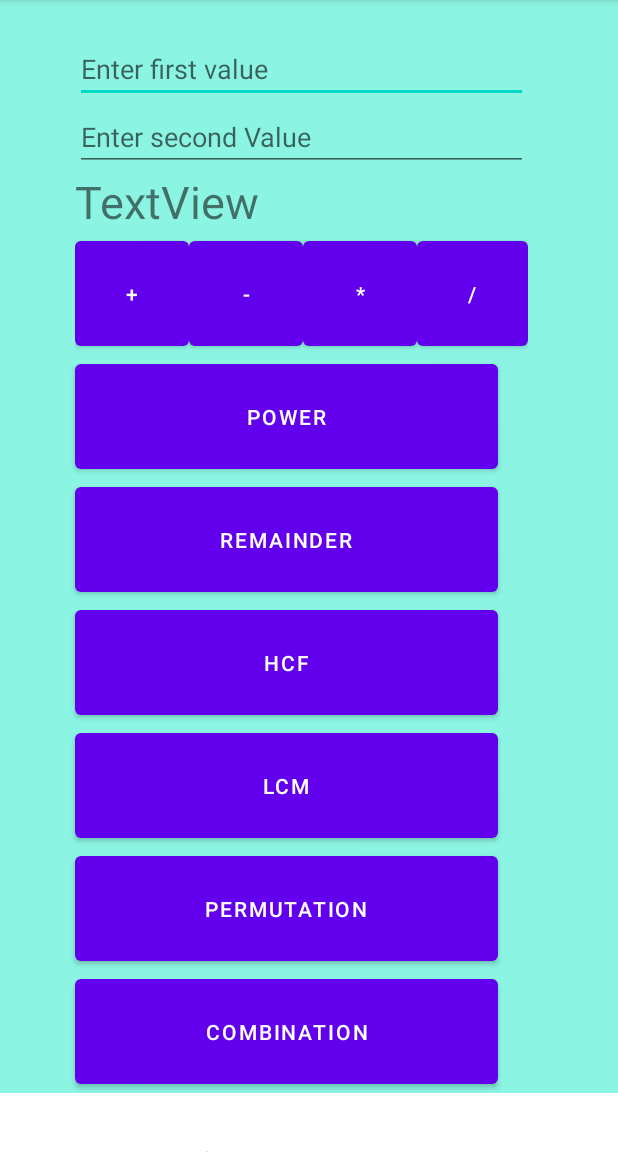
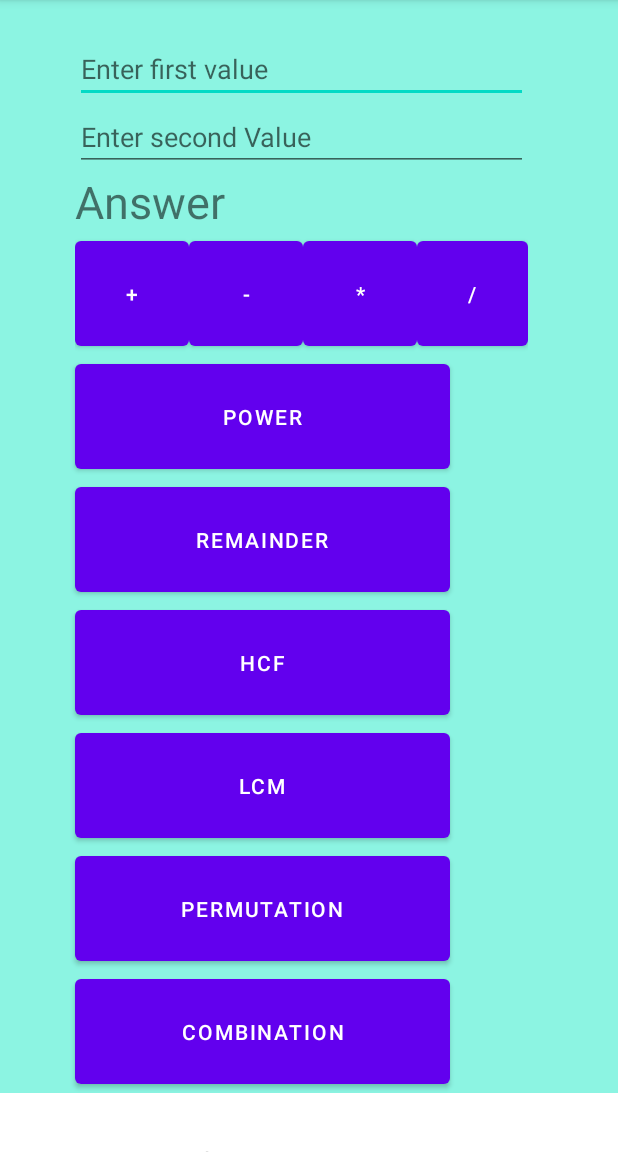
Before and after one commit to vt0566525/Advance-calculator, an Android app: the screen it shows after launch (MainActivity), on a phone screen of 412 x 824 dp, the part 84-1236 px from its top. Run offline under Robolectric (Android 15) with nearby library versions, the phone set to English and light mode, and no system bars.

Commit message:
Advance calculator

```diff
--- a/app/src/main/java/com/example/abc/MainActivity.java
+++ b/app/src/main/java/com/example/abc/MainActivity.java
@@ -21,28 +21,29 @@ public class MainActivity extends AppCompatActivity {
     protected void onCreate(Bundle savedInstanceState) {
         super.onCreate(savedInstanceState);
         setContentView(R.layout.activity_main);
-        ff = findViewById(R.id.ff);
-        fs = findViewById(R.id.fs);
-        ft = findViewById(R.id.ft);
-        sf = findViewById(R.id.sf);
-        ss = findViewById(R.id.ss);
-        st = findViewById(R.id.st);
-        tf = findViewById(R.id.tf);
-        ts = findViewById(R.id.ts);
-        tt = findViewById(R.id.tt);
+//        ff = findViewById(R.id.ff);
+//        fs = findViewById(R.id.fs);
+//        ft = findViewById(R.id.ft);
+//        sf = findViewById(R.id.sf);
+//        ss = findViewById(R.id.ss);
+//        st = findViewById(R.id.st);
+//        tf = findViewById(R.id.tf);
+//        ts = findViewById(R.id.ts);
+//        tt = findViewById(R.id.tt);
 
         etsecondValue = findViewById(R.id.etSecondvalue);
+        etfirstvalue=findViewById(R.id.etfirstvalue);
         tvAns = findViewById(R.id.tvAns);
         buAdd = findViewById(R.id.buAdd);
         buSubtract = findViewById(R.id.buSubtract);
-        detr = findViewById(R.id.dete);
+      //  detr = findViewById(R.id.dete);
         permu=findViewById(R.id.permu);
         combu=findViewById(R.id.combu);
         buMultiply = findViewById(R.id.buMultiply);
         buDivide = findViewById(R.id.buDivide);
         bupower = findViewById(R.id.bupower);
         factorial=findViewById(R.id.factorial);
-        detrm=findViewById(R.id.detem);
+      //  detrm=findViewById(R.id.detem);
         rem=findViewById(R.id.rem);
         hcf=findViewById(R.id.hcf);
         lcm=findViewById(R.id.lcm);
@@ -67,58 +68,58 @@ public class MainActivity extends AppCompatActivity {
                 tvAns.setText("ans is = " + Ans);
             }
         });
-        detr.setOnClickListener(new View.OnClickListener() {
-            @Override
-            public void onClick(View v) {
-                double fff, ffs,fft,ssf,sss,sst,ttf,tts,ttt, Ans;
-//                String fs=etfirstvalue.getText().toString();
-//                String ss=etsecondValue.getText().toString();
-//                if(fs.length()==0 || ss.length()==0){
-//                    Toast.makeText(getApplicationContext(),"Enter valid numbers",Toast.LENGTH_SHORT).show();
-//                    return;
-//
-//                }
-                fff = Double.parseDouble(ff.getText().toString());
-                ffs= Double.parseDouble(fs.getText().toString());
-                fft= Double.parseDouble(ft.getText().toString());
-                ssf= Double.parseDouble(sf.getText().toString());
-                sss= Double.parseDouble(ss.getText().toString());
-                sst= Double.parseDouble(st.getText().toString());
-                ttf= Double.parseDouble(tf.getText().toString());
-                tts= Double.parseDouble(ts.getText().toString());
-                ttt= Double.parseDouble(tt.getText().toString());
-                Ans=fff*(sss*ttt-sst*tts)-ffs*(ssf*ttt-sst*ttf)+fft*(ssf*tts-sss*ttf);
-
-                //     Ans = firstvalue + secondvalue;
-                tvAns.setText("ans is = " + Ans);
-            }
-        });
-        detrm.setOnClickListener(new View.OnClickListener() {
-            @Override
-            public void onClick(View v) {
-                double fff, ffs,fft,ssf,sss,sst,ttf,tts,ttt, Ans;
-//                String fs=etfirstvalue.getText().toString();
-//                String ss=etsecondValue.getText().toString();
-//                if(fs.length()==0 || ss.length()==0){
-//                    Toast.makeText(getApplicationContext(),"Enter valid numbers",Toast.LENGTH_SHORT).show();
-//                    return;
-//
-//                }
-                fff = Double.parseDouble(ff.getText().toString());
-                ffs= Double.parseDouble(fs.getText().toString());
-               // fft= Double.parseDouble(ft.getText().toString());
-                ssf= Double.parseDouble(sf.getText().toString());
-                sss= Double.parseDouble(ss.getText().toString());
+//        detr.setOnClickListener(new View.OnClickListener() {
+//            @Override
+//            public void onClick(View v) {
+//                double fff, ffs,fft,ssf,sss,sst,ttf,tts,ttt, Ans;
+////                String fs=etfirstvalue.getText().toString();
+////                String ss=etsecondValue.getText().toString();
+////                if(fs.length()==0 || ss.length()==0){
+////                    Toast.makeText(getApplicationContext(),"Enter valid numbers",Toast.LENGTH_SHORT).show();
+////                    return;
+////
+////                }
+//                fff = Double.parseDouble(ff.getText().toString());
+//                ffs= Double.parseDouble(fs.getText().toString());
+//                fft= Double.parseDouble(ft.getText().toString());
+//                ssf= Double.parseDouble(sf.getText().toString());
+//                sss= Double.parseDouble(ss.getText().toString());
 //                sst= Double.parseDouble(st.getText().toString());
 //                ttf= Double.parseDouble(tf.getText().toString());
 //                tts= Double.parseDouble(ts.getText().toString());
 //                ttt= Double.parseDouble(tt.getText().toString());
-                Ans=fff*sss-ffs*ssf;
-
-                //     Ans = firstvalue + secondvalue;
-                tvAns.setText("ans is = " + Ans);
-            }
-        });
+//                Ans=fff*(sss*ttt-sst*tts)-ffs*(ssf*ttt-sst*ttf)+fft*(ssf*tts-sss*ttf);
+//
+//                //     Ans = firstvalue + secondvalue;
+//                tvAns.setText("ans is = " + Ans);
+//            }
+//        });
+//        detrm.setOnClickListener(new View.OnClickListener() {
+//            @Override
+//            public void onClick(View v) {
+//                double fff, ffs,fft,ssf,sss,sst,ttf,tts,ttt, Ans;
+////                String fs=etfirstvalue.getText().toString();
+////                String ss=etsecondValue.getText().toString();
+////                if(fs.length()==0 || ss.length()==0){
+////                    Toast.makeText(getApplicationContext(),"Enter valid numbers",Toast.LENGTH_SHORT).show();
+////                    return;
+////
+////                }
+//                fff = Double.parseDouble(ff.getText().toString());
+//                ffs= Double.parseDouble(fs.getText().toString());
+//               // fft= Double.parseDouble(ft.getText().toString());
+//                ssf= Double.parseDouble(sf.getText().toString());
+//                sss= Double.parseDouble(ss.getText().toString());
+////                sst= Double.parseDouble(st.getText().toString());
+////                ttf= Double.parseDouble(tf.getText().toString());
+////                tts= Double.parseDouble(ts.getText().toString());
+////                ttt= Double.parseDouble(tt.getText().toString());
+//                Ans=fff*sss-ffs*ssf;
+//
+//                //     Ans = firstvalue + secondvalue;
+//                tvAns.setText("ans is = " + Ans);
+//            }
+//        });
         permu.setOnClickListener(new View.OnClickListener() {
             @Override
             public void onClick(View v) {
--- /dev/null
+++ b/app/src/main/java/com/example/abc/check_it.java
@@ -0,0 +1,7 @@
+package com.example.abc;
+
+public class check_it {
+    int a=234;
+    int b=234;
+
+}
--- a/app/src/main/res/layout/activity_main.xml
+++ b/app/src/main/res/layout/activity_main.xml
@@ -56,9 +56,10 @@
             android:layout_height="wrap_content"
             android:layout_marginStart="50dp"
             android:layout_marginLeft="50dp"
+            android:hint="Answer"
             android:layout_marginEnd="60dp"
             android:layout_marginRight="60dp"
-            android:text="TextView"
+            android:text="Answer"
             android:textSize="30sp" />
 
         <LinearLayout
@@ -101,44 +102,44 @@
 
         <Button
             android:id="@+id/bupower"
-            android:layout_width="282dp"
+            android:layout_width="250dp"
             android:layout_height="82dp"
             android:layout_marginLeft="50dp"
             android:text="power" />
         <Button
             android:id="@+id/rem"
-            android:layout_width="282dp"
+            android:layout_width="250dp"
             android:layout_height="82dp"
             android:layout_marginLeft="50dp"
             android:text="remainder" />
         <Button
             android:id="@+id/hcf"
-            android:layout_width="282dp"
+            android:layout_width="250dp"
             android:layout_height="82dp"
             android:layout_marginLeft="50dp"
             android:text="hcf" />
         <Button
             android:id="@+id/lcm"
-            android:layout_width="282dp"
+            android:layout_width="250dp"
             android:layout_height="82dp"
             android:layout_marginLeft="50dp"
             android:text="lcm" />
         <Button
             android:id="@+id/permu"
-            android:layout_width="282dp"
+            android:layout_width="250dp"
             android:layout_height="82dp"
             android:layout_marginLeft="50dp"
             android:text="permutation" />
         <Button
             android:id="@+id/combu"
-            android:layout_width="282dp"
+            android:layout_width="250dp"
             android:layout_height="82dp"
             android:layout_marginLeft="50dp"
             android:text="combination" />
     </LinearLayout>
     <EditText
         android:id="@+id/sqt"
-        android:layout_width="282dp"
+        android:layout_width="300dp"
         android:layout_height="wrap_content"
         android:layout_marginLeft="50dp"
         android:layout_marginTop="23dp"
@@ -148,7 +149,7 @@
 
     <Button
         android:id="@+id/busqrt"
-        android:layout_width="282dp"
+        android:layout_width="250dp"
         android:layout_height="82dp"
         android:layout_marginLeft="50dp"
 
@@ -157,120 +158,26 @@
 
     <Button
         android:id="@+id/checkprime"
-        android:layout_width="282dp"
+        android:layout_width="250dp"
         android:layout_height="82dp"
         android:layout_marginLeft="50dp"
 
 
         android:text="check prime" />
     <Button
-        android:layout_width="282dp"
+        android:layout_width="250dp"
         android:layout_height="82dp"
         android:layout_marginLeft="50dp"
          android:id="@+id/cbrt"
       android:text="cbrt"/>
     <Button
-        android:layout_width="282dp"
+        android:layout_width="250dp"
         android:layout_height="82dp"
         android:layout_marginLeft="50dp"
         android:id="@+id/factorial"
         android:text="factorial"/>
 
 
-    <LinearLayout
-        android:layout_width="match_parent"
-        android:orientation="horizontal"
-        android:padding="10dp"
-        android:layout_height="wrap_content">
-
-        <EditText
-            android:id="@+id/ff"
-            android:layout_width="44dp"
-            android:layout_height="82dp"
-            android:layout_weight="1"
-            />
-
-        <EditText
-            android:id="@+id/fs"
-            android:layout_width="44dp"
-            android:layout_height="82dp"
-            android:layout_weight="1"
-            />
-
-        <EditText
-            android:id="@+id/ft"
-            android:layout_width="44dp"
-            android:layout_height="82dp"
-            android:layout_weight="1"
-            />
-    </LinearLayout>
-
-    <LinearLayout
-        android:layout_width="match_parent"
-        android:orientation="horizontal"
-        android:padding="10dp"
-        android:layout_height="wrap_content">
-
-        <EditText
-            android:id="@+id/sf"
-            android:layout_width="44dp"
-            android:layout_height="82dp"
-            android:layout_weight="1"
-            />
-
-        <EditText
-            android:id="@+id/ss"
-            android:layout_width="44dp"
-            android:layout_height="82dp"
-            android:layout_weight="1"
-            />
-
-        <EditText
-            android:id="@+id/st"
-            android:layout_width="44dp"
-            android:layout_height="82dp"
-            android:layout_weight="1"
-            />
-    </LinearLayout>
-    <LinearLayout
-        android:layout_width="match_parent"
-        android:orientation="horizontal"
-        android:padding="10dp"
-        android:layout_height="wrap_content">
-
-        <EditText
-            android:id="@+id/tf"
-            android:layout_width="44dp"
-            android:layout_height="82dp"
-            android:layout_weight="1"
-            />
-
-        <EditText
-            android:id="@+id/ts"
-            android:layout_width="44dp"
-            android:layout_height="82dp"
-            android:layout_weight="1"
-            />
-
-        <EditText
-            android:id="@+id/tt"
-            android:layout_width="44dp"
-            android:layout_height="82dp"
-            android:layout_weight="1"
-            />
-    </LinearLayout>
-    <Button
-        android:layout_width="282dp"
-        android:layout_height="82dp"
-        android:layout_marginLeft="50dp"
-        android:id="@+id/dete"
-        android:text="deter(3X3)"/>
-    <Button
-        android:layout_width="282dp"
-        android:layout_height="82dp"
-        android:layout_marginLeft="50dp"
-        android:id="@+id/detem"
-        android:text="deter(2X2)"/>
 
 </LinearLayout>
     </ScrollView>
```
